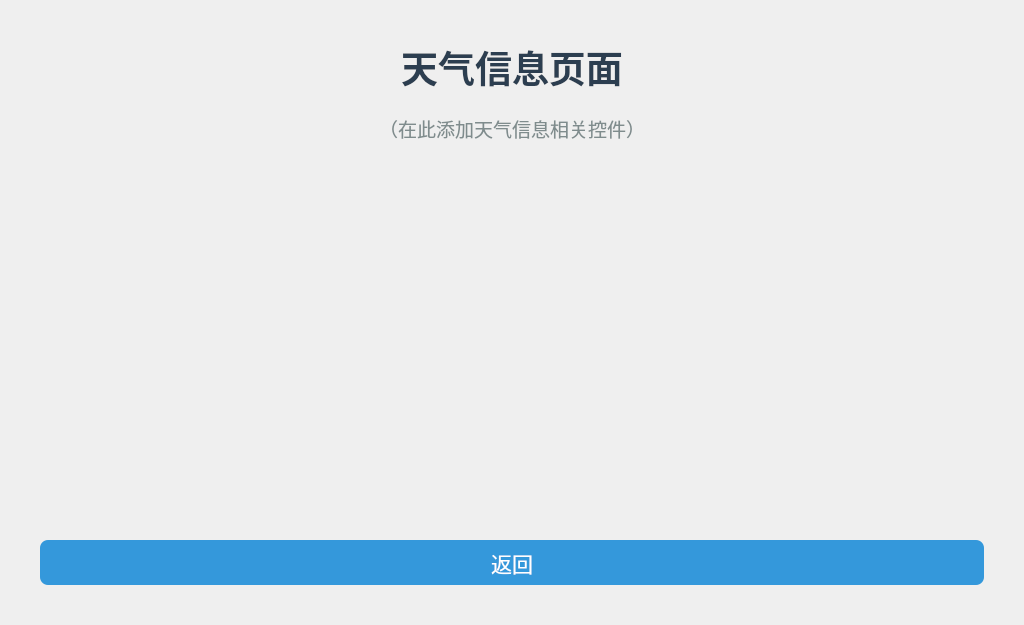
Before: the Qt Designer form ui/WeatherDialog.ui in zwq1270033721/my_mp157_smart_home_panel, drawn with Qt 5.
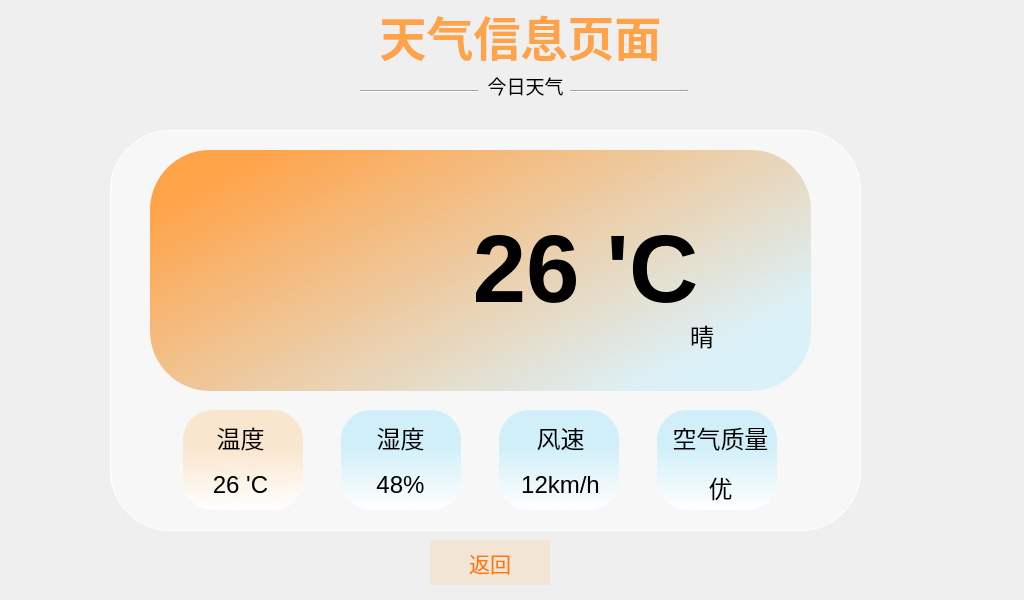
After: the same form once the commit is applied. Icons and pictures are not drawn.

```diff
--- a/ui/WeatherDialog.ui
+++ b/ui/WeatherDialog.ui
@@ -7,96 +7,473 @@
     <x>0</x>
     <y>0</y>
     <width>1024</width>
-    <height>625</height>
+    <height>600</height>
    </rect>
   </property>
   <property name="minimumSize">
    <size>
     <width>1024</width>
-    <height>625</height>
+    <height>600</height>
    </size>
   </property>
   <property name="maximumSize">
    <size>
     <width>1024</width>
-    <height>625</height>
+    <height>600</height>
    </size>
   </property>
   <property name="windowTitle">
    <string>天气信息</string>
   </property>
-  <layout class="QVBoxLayout" name="verticalLayout">
-   <property name="spacing">
-    <number>20</number>
+  <widget class="QLabel" name="labelTitle">
+   <property name="geometry">
+    <rect>
+     <x>380</x>
+     <y>0</y>
+     <width>281</width>
+     <height>71</height>
+    </rect>
    </property>
-   <property name="leftMargin">
-    <number>40</number>
+   <property name="styleSheet">
+    <string notr="true">font-size:35pt; font-weight:bold; color:rgb(255, 163, 72);</string>
    </property>
-   <property name="topMargin">
-    <number>40</number>
+   <property name="text">
+    <string>天气信息页面</string>
    </property>
-   <property name="rightMargin">
-    <number>40</number>
+   <property name="alignment">
+    <set>Qt::AlignCenter</set>
    </property>
-   <property name="bottomMargin">
-    <number>40</number>
+  </widget>
+  <widget class="QLabel" name="label">
+   <property name="geometry">
+    <rect>
+     <x>0</x>
+     <y>0</y>
+     <width>1024</width>
+     <height>600</height>
+    </rect>
    </property>
-   <item>
-    <widget class="QLabel" name="labelTitle">
-     <property name="styleSheet">
-      <string notr="true">font-size:28pt; font-weight:bold; color:#2c3e50;</string>
-     </property>
-     <property name="text">
-      <string>天气信息页面</string>
-     </property>
-     <property name="alignment">
-      <set>Qt::AlignCenter</set>
-     </property>
-    </widget>
-   </item>
-   <item>
-    <widget class="QLabel" name="labelHint">
-     <property name="styleSheet">
-      <string notr="true">font-size:14pt; color:#7f8c8d;</string>
-     </property>
-     <property name="text">
-      <string>（在此添加天气信息相关控件）</string>
-     </property>
-     <property name="alignment">
-      <set>Qt::AlignCenter</set>
-     </property>
-    </widget>
-   </item>
-   <item>
-    <spacer name="verticalSpacer">
-     <property name="orientation">
-      <enum>Qt::Vertical</enum>
-     </property>
-     <property name="sizeHint" stdset="0">
-      <size>
-       <width>20</width>
-       <height>40</height>
-      </size>
-     </property>
-    </spacer>
-   </item>
-   <item>
-    <widget class="QPushButton" name="btnBack">
-     <property name="minimumSize">
-      <size>
-       <width>120</width>
-       <height>45</height>
-      </size>
-     </property>
-     <property name="styleSheet">
-      <string notr="true">QPushButton{background-color:#3498db;color:white;border-radius:8px;font-size:16pt;}QPushButton:pressed{background-color:#2980b9;}</string>
-     </property>
-     <property name="text">
-      <string>返回</string>
-     </property>
-    </widget>
-   </item>
-  </layout>
+   <property name="minimumSize">
+    <size>
+     <width>1024</width>
+     <height>600</height>
+    </size>
+   </property>
+   <property name="maximumSize">
+    <size>
+     <width>1024</width>
+     <height>600</height>
+    </size>
+   </property>
+   <property name="styleSheet">
+    <string notr="true">border-image: url(:/icons/res/icons/weather/bg_weather.svg);</string>
+   </property>
+   <property name="text">
+    <string/>
+   </property>
+  </widget>
+  <widget class="QFrame" name="weatherwindows">
+   <property name="geometry">
+    <rect>
+     <x>110</x>
+     <y>130</y>
+     <width>751</width>
+     <height>401</height>
+    </rect>
+   </property>
+   <property name="styleSheet">
+    <string notr="true">QFrame#weatherwindows{
+	border-radius:60px;
+	border:1px solid white;
+background-color: rgba(255, 255, 255,0.5);
+
+}
+</string>
+   </property>
+   <property name="frameShape">
+    <enum>QFrame::NoFrame</enum>
+   </property>
+   <property name="frameShadow">
+    <enum>QFrame::Raised</enum>
+   </property>
+   <widget class="QLabel" name="label_3">
+    <property name="geometry">
+     <rect>
+      <x>40</x>
+      <y>20</y>
+      <width>661</width>
+      <height>241</height>
+     </rect>
+    </property>
+    <property name="styleSheet">
+     <string notr="true">border-radius:60px;
+background-color: qlineargradient(spread:pad, x1:0.031, y1:0.198409, x2:0.892, y2:0.79, stop:0 rgb(255, 163, 72), stop:1 rgba(153, 228, 252,0.3));</string>
+    </property>
+    <property name="text">
+     <string/>
+    </property>
+   </widget>
+   <widget class="QLabel" name="label_2">
+    <property name="geometry">
+     <rect>
+      <x>10</x>
+      <y>20</y>
+      <width>250</width>
+      <height>250</height>
+     </rect>
+    </property>
+    <property name="minimumSize">
+     <size>
+      <width>250</width>
+      <height>250</height>
+     </size>
+    </property>
+    <property name="maximumSize">
+     <size>
+      <width>250</width>
+      <height>250</height>
+     </size>
+    </property>
+    <property name="styleSheet">
+     <string notr="true">border-image: url(:/icons/res/icons/weather/icon_sun_cloud.svg);
+</string>
+    </property>
+    <property name="text">
+     <string/>
+    </property>
+   </widget>
+   <widget class="QLabel" name="label_4">
+    <property name="geometry">
+     <rect>
+      <x>360</x>
+      <y>40</y>
+      <width>231</width>
+      <height>201</height>
+     </rect>
+    </property>
+    <property name="styleSheet">
+     <string notr="true"/>
+    </property>
+    <property name="text">
+     <string>&lt;html&gt;&lt;head/&gt;&lt;body&gt;&lt;p align=&quot;center&quot;&gt;&lt;span style=&quot; font-size:72pt; font-weight:700;&quot;&gt;26 'C&lt;/span&gt;&lt;/p&gt;&lt;/body&gt;&lt;/html&gt;</string>
+    </property>
+   </widget>
+   <widget class="QLabel" name="label_5">
+    <property name="geometry">
+     <rect>
+      <x>580</x>
+      <y>180</y>
+      <width>41</width>
+      <height>51</height>
+     </rect>
+    </property>
+    <property name="text">
+     <string>&lt;html&gt;&lt;head/&gt;&lt;body&gt;&lt;p&gt;&lt;span style=&quot; font-size:18pt;&quot;&gt;晴&lt;/span&gt;&lt;/p&gt;&lt;/body&gt;&lt;/html&gt;</string>
+    </property>
+   </widget>
+   <widget class="QLabel" name="label_6">
+    <property name="geometry">
+     <rect>
+      <x>73</x>
+      <y>280</y>
+      <width>120</width>
+      <height>100</height>
+     </rect>
+    </property>
+    <property name="minimumSize">
+     <size>
+      <width>120</width>
+      <height>100</height>
+     </size>
+    </property>
+    <property name="maximumSize">
+     <size>
+      <width>120</width>
+      <height>100</height>
+     </size>
+    </property>
+    <property name="styleSheet">
+     <string notr="true">
+border-radius:30px;
+background-color: qlineargradient(spread:pad, x1:0.516, y1:0.113409, x2:0.526, y2:1, stop:0.304124 rgba(255, 190, 111,0.3), stop:1 rgba(255, 255, 255, 255));</string>
+    </property>
+    <property name="text">
+     <string/>
+    </property>
+   </widget>
+   <widget class="QLabel" name="label_7">
+    <property name="geometry">
+     <rect>
+      <x>231</x>
+      <y>280</y>
+      <width>120</width>
+      <height>100</height>
+     </rect>
+    </property>
+    <property name="minimumSize">
+     <size>
+      <width>120</width>
+      <height>100</height>
+     </size>
+    </property>
+    <property name="maximumSize">
+     <size>
+      <width>120</width>
+      <height>100</height>
+     </size>
+    </property>
+    <property name="styleSheet">
+     <string notr="true">
+border-radius:30px;
+background-color: qlineargradient(spread:pad, x1:0.516, y1:0.113409, x2:0.526, y2:1, stop:0.304124 rgba(153, 228, 252,0.4), stop:1 rgba(255, 255, 255, 255));</string>
+    </property>
+    <property name="text">
+     <string/>
+    </property>
+   </widget>
+   <widget class="QLabel" name="label_8">
+    <property name="geometry">
+     <rect>
+      <x>389</x>
+      <y>280</y>
+      <width>120</width>
+      <height>100</height>
+     </rect>
+    </property>
+    <property name="minimumSize">
+     <size>
+      <width>120</width>
+      <height>100</height>
+     </size>
+    </property>
+    <property name="maximumSize">
+     <size>
+      <width>120</width>
+      <height>100</height>
+     </size>
+    </property>
+    <property name="styleSheet">
+     <string notr="true">border-radius:30px;
+background-color: qlineargradient(spread:pad, x1:0.516, y1:0.113409, x2:0.526, y2:1, stop:0.304124 rgba(153, 228, 252,0.4), stop:1 rgba(255, 255, 255, 255));</string>
+    </property>
+    <property name="text">
+     <string/>
+    </property>
+   </widget>
+   <widget class="QLabel" name="label_9">
+    <property name="geometry">
+     <rect>
+      <x>547</x>
+      <y>280</y>
+      <width>120</width>
+      <height>100</height>
+     </rect>
+    </property>
+    <property name="minimumSize">
+     <size>
+      <width>120</width>
+      <height>100</height>
+     </size>
+    </property>
+    <property name="maximumSize">
+     <size>
+      <width>120</width>
+      <height>100</height>
+     </size>
+    </property>
+    <property name="styleSheet">
+     <string notr="true">border-radius:30px;
+background-color: qlineargradient(spread:pad, x1:0.516, y1:0.113409, x2:0.526, y2:1, stop:0.304124 rgba(153, 228, 252,0.4), stop:1 rgba(255, 255, 255, 255));</string>
+    </property>
+    <property name="text">
+     <string/>
+    </property>
+   </widget>
+   <widget class="QLabel" name="label_11">
+    <property name="geometry">
+     <rect>
+      <x>240</x>
+      <y>290</y>
+      <width>101</width>
+      <height>31</height>
+     </rect>
+    </property>
+    <property name="text">
+     <string>&lt;html&gt;&lt;head/&gt;&lt;body&gt;&lt;p align=&quot;center&quot;&gt;&lt;span style=&quot; font-size:18pt;&quot;&gt;湿度&lt;/span&gt;&lt;/p&gt;&lt;/body&gt;&lt;/html&gt;</string>
+    </property>
+   </widget>
+   <widget class="QLabel" name="label_12">
+    <property name="geometry">
+     <rect>
+      <x>80</x>
+      <y>290</y>
+      <width>101</width>
+      <height>31</height>
+     </rect>
+    </property>
+    <property name="text">
+     <string>&lt;html&gt;&lt;head/&gt;&lt;body&gt;&lt;p align=&quot;center&quot;&gt;&lt;span style=&quot; font-size:18pt;&quot;&gt;温度&lt;/span&gt;&lt;/p&gt;&lt;/body&gt;&lt;/html&gt;</string>
+    </property>
+   </widget>
+   <widget class="QLabel" name="label_13">
+    <property name="geometry">
+     <rect>
+      <x>400</x>
+      <y>290</y>
+      <width>101</width>
+      <height>31</height>
+     </rect>
+    </property>
+    <property name="text">
+     <string>&lt;html&gt;&lt;head/&gt;&lt;body&gt;&lt;p align=&quot;center&quot;&gt;&lt;span style=&quot; font-size:18pt;&quot;&gt;风速&lt;/span&gt;&lt;/p&gt;&lt;/body&gt;&lt;/html&gt;</string>
+    </property>
+   </widget>
+   <widget class="QLabel" name="label_14">
+    <property name="geometry">
+     <rect>
+      <x>560</x>
+      <y>290</y>
+      <width>101</width>
+      <height>31</height>
+     </rect>
+    </property>
+    <property name="text">
+     <string>&lt;html&gt;&lt;head/&gt;&lt;body&gt;&lt;p align=&quot;center&quot;&gt;&lt;span style=&quot; font-size:18pt;&quot;&gt;空气质量&lt;/span&gt;&lt;/p&gt;&lt;/body&gt;&lt;/html&gt;</string>
+    </property>
+   </widget>
+   <widget class="QLabel" name="label_15">
+    <property name="geometry">
+     <rect>
+      <x>80</x>
+      <y>340</y>
+      <width>101</width>
+      <height>31</height>
+     </rect>
+    </property>
+    <property name="text">
+     <string>&lt;html&gt;&lt;head/&gt;&lt;body&gt;&lt;p align=&quot;center&quot;&gt;&lt;span style=&quot; font-size:18pt;&quot;&gt;26 'C&lt;/span&gt;&lt;/p&gt;&lt;/body&gt;&lt;/html&gt;</string>
+    </property>
+   </widget>
+   <widget class="QLabel" name="label_16">
+    <property name="geometry">
+     <rect>
+      <x>240</x>
+      <y>340</y>
+      <width>101</width>
+      <height>31</height>
+     </rect>
+    </property>
+    <property name="text">
+     <string>&lt;html&gt;&lt;head/&gt;&lt;body&gt;&lt;p align=&quot;center&quot;&gt;&lt;span style=&quot; font-size:18pt;&quot;&gt;48%&lt;/span&gt;&lt;/p&gt;&lt;/body&gt;&lt;/html&gt;</string>
+    </property>
+   </widget>
+   <widget class="QLabel" name="label_17">
+    <property name="geometry">
+     <rect>
+      <x>400</x>
+      <y>340</y>
+      <width>101</width>
+      <height>31</height>
+     </rect>
+    </property>
+    <property name="text">
+     <string>&lt;html&gt;&lt;head/&gt;&lt;body&gt;&lt;p align=&quot;center&quot;&gt;&lt;span style=&quot; font-size:18pt;&quot;&gt;12km/h&lt;/span&gt;&lt;/p&gt;&lt;/body&gt;&lt;/html&gt;</string>
+    </property>
+   </widget>
+   <widget class="QLabel" name="label_18">
+    <property name="geometry">
+     <rect>
+      <x>560</x>
+      <y>340</y>
+      <width>101</width>
+      <height>31</height>
+     </rect>
+    </property>
+    <property name="text">
+     <string>&lt;html&gt;&lt;head/&gt;&lt;body&gt;&lt;p align=&quot;center&quot;&gt;&lt;span style=&quot; font-size:18pt;&quot;&gt;优&lt;/span&gt;&lt;/p&gt;&lt;/body&gt;&lt;/html&gt;</string>
+    </property>
+   </widget>
+  </widget>
+  <widget class="QPushButton" name="btnBack">
+   <property name="geometry">
+    <rect>
+     <x>430</x>
+     <y>540</y>
+     <width>120</width>
+     <height>45</height>
+    </rect>
+   </property>
+   <property name="minimumSize">
+    <size>
+     <width>120</width>
+     <height>45</height>
+    </size>
+   </property>
+   <property name="styleSheet">
+    <string notr="true">QPushButton{
+    border-radius: 30px;
+    background-color:rgba(255, 190, 111,0.2);
+    color:rgb(255, 120, 0);
+    font-size:16pt;
+    border:2px;
+    outline:none; /* 消除焦点虚线框 */
+}
+QPushButton:pressed{
+    background-color:rgb(255, 163, 72);
+    color:white;
+}
+</string>
+   </property>
+   <property name="text">
+    <string>返回</string>
+   </property>
+  </widget>
+  <widget class="QLabel" name="label_10">
+   <property name="geometry">
+    <rect>
+     <x>480</x>
+     <y>70</y>
+     <width>91</width>
+     <height>31</height>
+    </rect>
+   </property>
+   <property name="text">
+    <string>&lt;html&gt;&lt;head/&gt;&lt;body&gt;&lt;p align=&quot;center&quot;&gt;&lt;span style=&quot; font-size:14pt;&quot;&gt;今日天气&lt;/span&gt;&lt;/p&gt;&lt;/body&gt;&lt;/html&gt;</string>
+   </property>
+  </widget>
+  <widget class="Line" name="line">
+   <property name="geometry">
+    <rect>
+     <x>360</x>
+     <y>90</y>
+     <width>118</width>
+     <height>3</height>
+    </rect>
+   </property>
+   <property name="orientation">
+    <enum>Qt::Horizontal</enum>
+   </property>
+  </widget>
+  <widget class="Line" name="line_2">
+   <property name="geometry">
+    <rect>
+     <x>570</x>
+     <y>90</y>
+     <width>118</width>
+     <height>3</height>
+    </rect>
+   </property>
+   <property name="orientation">
+    <enum>Qt::Horizontal</enum>
+   </property>
+  </widget>
+  <zorder>label</zorder>
+  <zorder>labelTitle</zorder>
+  <zorder>weatherwindows</zorder>
+  <zorder>btnBack</zorder>
+  <zorder>label_10</zorder>
+  <zorder>line</zorder>
+  <zorder>line_2</zorder>
  </widget>
  <resources/>
  <connections/>
```
